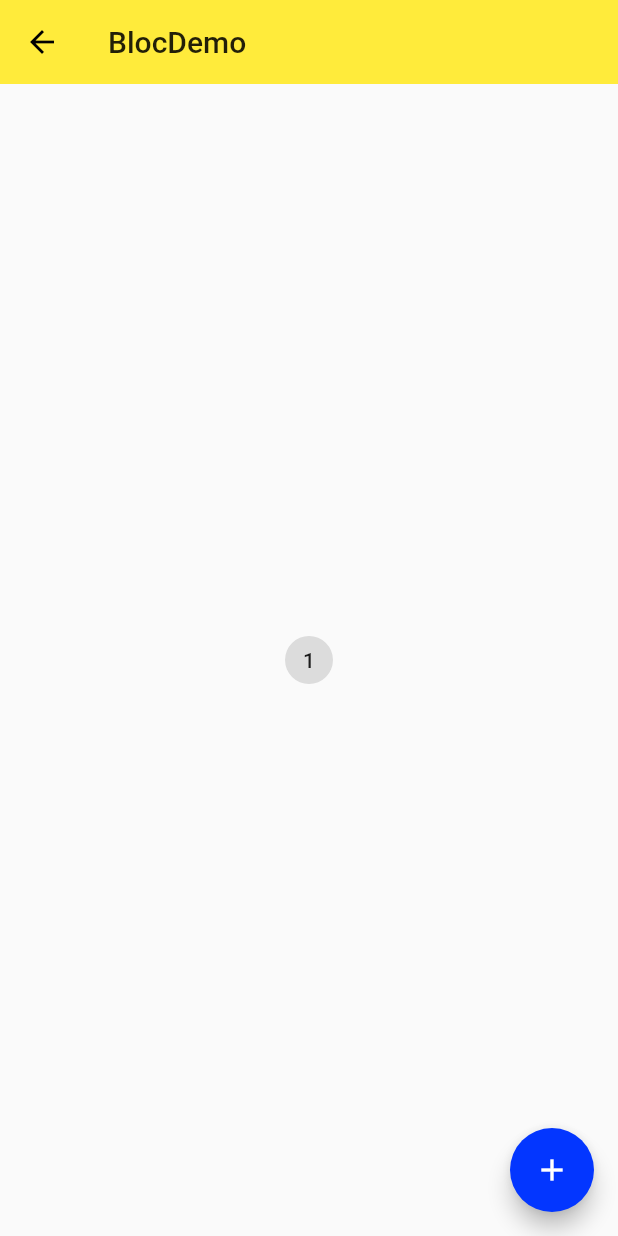
After one commit to symboll/red, a Flutter app: the BlocDemo screen opened by its route, after a tap on the "add" icon, on a phone screen of 412 x 824 dp. The commit adds this screen. Run offline on Flutter 3.47's test engine with Material 2 defaults, Android fonts, the phone set to English and light mode, and no system bars; our stand-ins replace rxdart.

Commit message:
feat: add bloc demo

```diff
--- /dev/null
+++ b/lib/demo/bloc/bloc_demo.dart
@@ -0,0 +1,102 @@
+import 'dart:async';
+import 'package:flutter/material.dart';
+
+class BlocDemo extends StatelessWidget {
+  @override
+  Widget build(BuildContext context) {
+    return CounterProvider(
+      bloc: CounterBloc(),
+      child: Scaffold(
+        appBar: AppBar(
+          title: Text('BlocDemo'),
+          elevation: 0.0,
+        ),
+        body: CounterHome(),
+        floatingActionButton: CounterActionButton(),
+      ),
+    );
+  }
+}
+
+class CounterHome extends StatelessWidget {
+  @override
+  Widget build(BuildContext context) {
+    CounterBloc _counterBloc = CounterProvider.of(context).bloc;
+
+    return Center(
+      child: StreamBuilder(
+        initialData: 0,
+        stream: _counterBloc.count,
+        builder: (context, snapshot) {
+          return ActionChip(
+            label: Text('${snapshot.data}'),
+            onPressed: () {
+              _counterBloc.counter.add(1);
+            }
+          );
+        }
+      )
+    );
+  }
+}
+
+class CounterActionButton extends StatelessWidget {
+  @override
+  Widget build(BuildContext context) {
+    CounterBloc _counterBloc = CounterProvider.of(context).bloc;
+
+    return FloatingActionButton(
+      child: Icon(Icons.add),
+      onPressed: () {
+        _counterBloc.counter.add(1);
+      }
+    );
+  }
+}
+
+
+class CounterProvider extends InheritedWidget {
+
+  final Widget child;
+  final CounterBloc bloc;
+
+  CounterProvider({
+    Key key,
+    this.child,
+    this.bloc
+  }) : super(key: key, child: child);
+
+  static CounterProvider of(BuildContext context) {
+    return context.dependOnInheritedWidgetOfExactType<CounterProvider>();
+  }
+
+  @override
+  bool updateShouldNotify(CounterProvider oldWidget) {
+    return true;
+  }
+}
+
+class CounterBloc {
+  int _count = 0;
+  final _counterActionController = StreamController<int>();
+  StreamSink<int> get counter => _counterActionController.sink;
+
+  final _counterController = StreamController<int>();
+  Stream<int> get count => _counterController.stream;
+
+  CounterBloc () {
+    _counterActionController.stream.listen(onData);
+  }
+
+
+  void disponse() {
+    _counterActionController.close();
+    _counterController.close();
+  }
+
+  void onData (int data) {
+    _count += data;
+    _counterController.add(_count);
+  }
+
+}
--- a/lib/demo/navigator_demo.dart
+++ b/lib/demo/navigator_demo.dart
@@ -58,6 +58,12 @@ class NavigatorDemo extends StatelessWidget {
               },
               child: Text('RxDart')
             ),
+            FlatButton(
+              onPressed: () {
+                Navigator.pushNamed(context, '/bloc');
+              },
+              child: Text('Bloc')
+            ),
           ],
         ),
       )
--- a/lib/main.dart
+++ b/lib/main.dart
@@ -14,6 +14,7 @@ import 'demo/state/scoped_model_demo.dart';
 import 'demo/stream/stream_demo.dart';
 import 'demo/stream/stream_test.dart';
 import 'demo/rxdart/rxdart_demo.dart';
+import 'demo/bloc/bloc_demo.dart';
 
 void main ()=> runApp(App());
 
@@ -38,7 +39,9 @@ class App extends StatelessWidget{
         '/stateManagement': (context) => ScopedModelDemo(),
         '/stream': (context) => StreamDemo(),
         '/streamTest': (context) => StreamTestDemo(),
-        '/rxdart': (context) => RxDartDemo()
+        '/rxdart': (context) => RxDartDemo(),
+        '/bloc': (context) => BlocDemo(),
+
 
       },
       theme: ThemeData(
```
